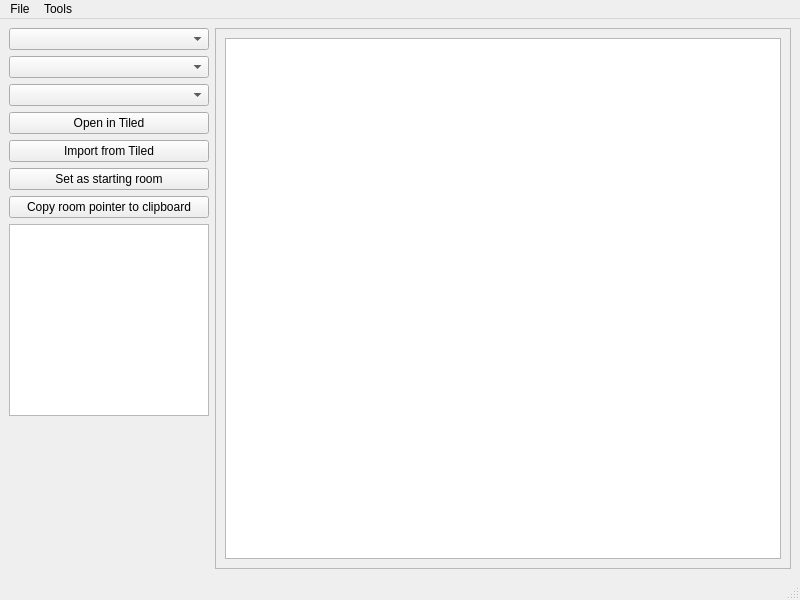
Before: the Qt Designer form dsvedit/main.ui in LagoLunatic/DSVEdit, drawn with Qt 5.
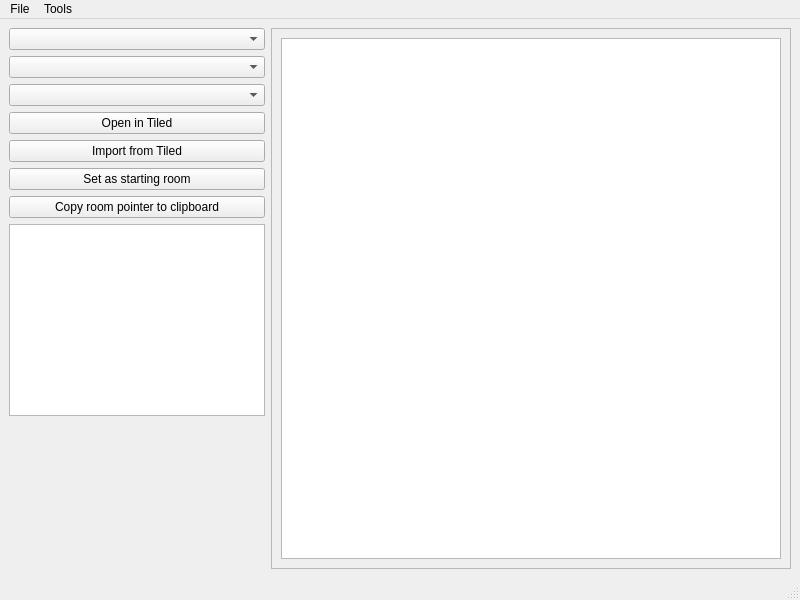
After: the same form once the commit is applied. Icons and pictures are not drawn.

Commit message:
Remove nonfunctional layout stretches
rbuic is bugged and ignores these when compiling the ui files.

```diff
--- a/dsvedit/main.ui
+++ b/dsvedit/main.ui
@@ -18,7 +18,7 @@
     <normaloff>images/icon.png</normaloff>images/icon.png</iconset>
   </property>
   <widget class="QWidget" name="centralwidget">
-   <layout class="QHBoxLayout" name="horizontalLayout" stretch="1,8">
+   <layout class="QHBoxLayout" name="horizontalLayout">
     <item>
      <layout class="QVBoxLayout" name="verticalLayout">
       <item>
@@ -113,7 +113,7 @@
         <rect>
          <x>0</x>
          <y>0</y>
-         <width>567</width>
+         <width>511</width>
          <height>525</height>
         </rect>
        </property>
```
The commit also changes 2 other files.
